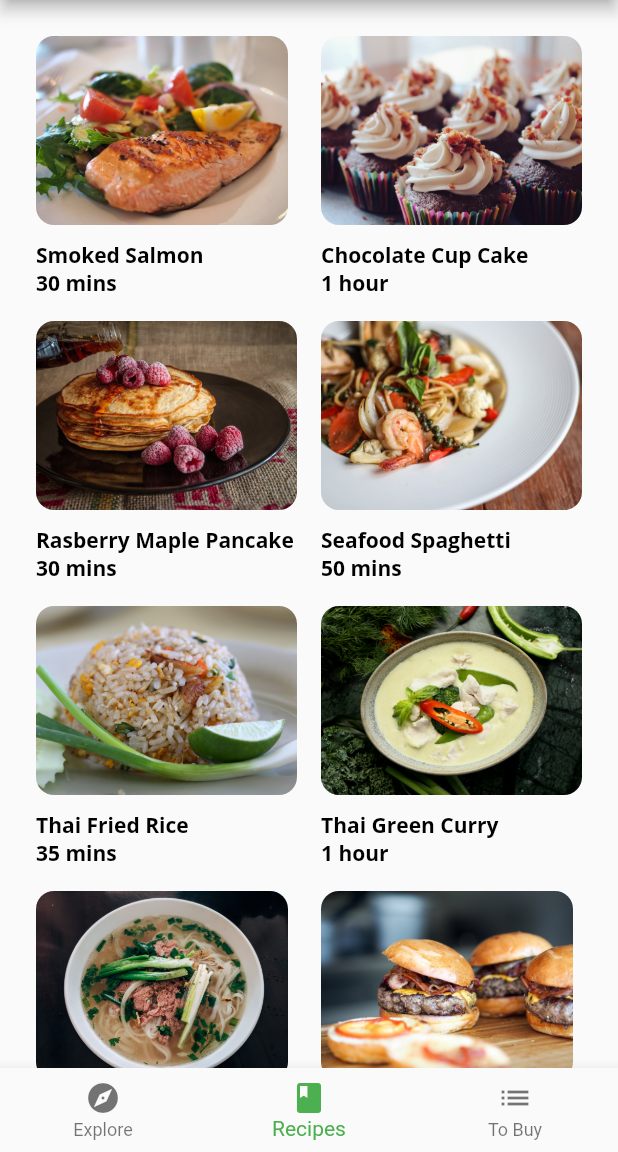
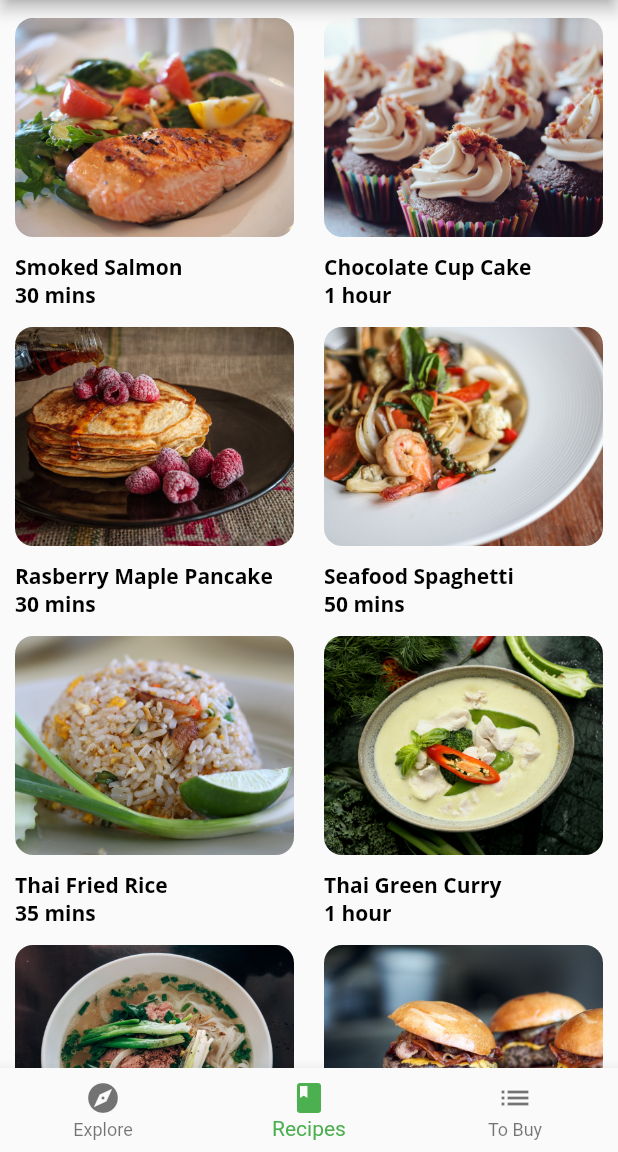
Before and after one commit to msx-git/fooderlich, a Flutter app: the screen it shows after launch, item 2 of the bottom bar chosen, on a phone screen of 412 x 824 dp, the part 84-1236 px from its top. Run offline on Flutter 3.47's test engine with Material 2 defaults, Android fonts, the phone set to English and light mode, and no system bars; our stand-ins replace google_fonts.

Commit message:
Foodelich app from Flutter Apprentice

```diff
--- a/lib/components/recipe_thumbnail.dart
+++ b/lib/components/recipe_thumbnail.dart
@@ -9,7 +9,7 @@ class RecipeThumbnail extends StatelessWidget {
   @override
   Widget build(BuildContext context) {
     return Container(
-      padding: const EdgeInsets.all(8.0),
+      padding: const EdgeInsets.only(left: 10, top: 12, right: 10),
       child: Column(
         crossAxisAlignment: CrossAxisAlignment.start,
         children: [
--- a/lib/components/recipes_grid_view.dart
+++ b/lib/components/recipes_grid_view.dart
@@ -10,16 +10,13 @@ class RecipesGridView extends StatelessWidget {
 
   @override
   Widget build(BuildContext context) {
-    return Padding(
-      padding: const EdgeInsets.only(left: 16.0, top: 16.0, right: 16.0),
-      child: GridView.builder(
+    return GridView.builder(
       itemCount: recipes.length,
       gridDelegate: const SliverGridDelegateWithFixedCrossAxisCount(crossAxisCount: 2),
       itemBuilder: (context, index){
         final simpleRecipe = recipes[index];
         return RecipeThumbnail(recipe: simpleRecipe);
       },
-      ),
     );
   }
 }
--- a/lib/pages/explore_page.dart
+++ b/lib/pages/explore_page.dart
@@ -20,7 +20,6 @@ class ExplorePage extends StatelessWidget {
             children: [
               TodayRecipeListView(recipes: snapshot.data?.todayRecipes ?? []),
               const SizedBox(height: 16),
-              // TODO: Replace this with FriendPostListView
               FriendPostListView(friendPosts: snapshot.data?.friendPosts ?? []),
             ],
           );
--- a/lib/pages/recipes_page.dart
+++ b/lib/pages/recipes_page.dart
@@ -14,7 +14,6 @@ class RecipesPage extends StatelessWidget {
       future: exploreService.getRecipes(),
       builder: (context, AsyncSnapshot<List<SimpleRecipe>> snapshot) {
         if(snapshot.connectionState == ConnectionState.done){
-          // TODO: Add RecipesGridView Here
           return RecipesGridView(recipes: snapshot.data ?? []);
         }else{
           return const Center(child: CircularProgressIndicator());
```
Also changed, not shown: lib/api/mock_fooderlich_service.dart (+10 -18 lines). Lines whose indentation alone changed are shown as unchanged.
